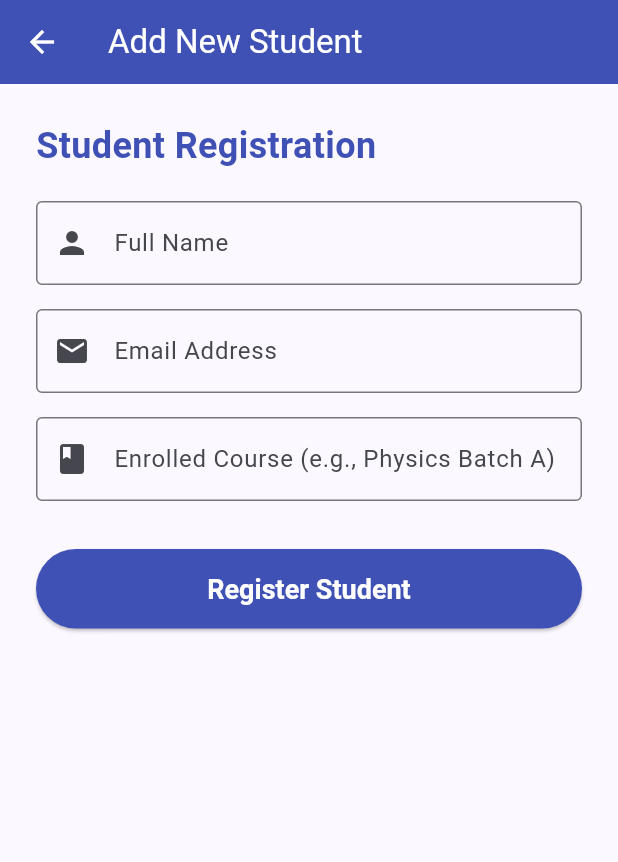
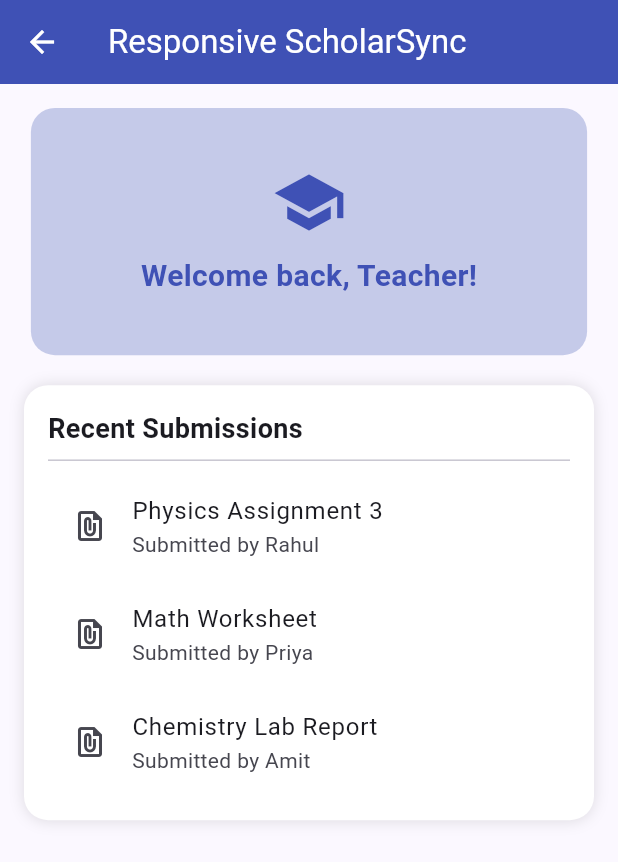
Before and after one commit to kalviumcommunity/S75-0226-SAT-Flutter-Firebase-ScholarSync, a Flutter app: the screen it shows after launch, on a phone screen of 412 x 824 dp. Shown: the top 862 px of the screen. Run offline on Flutter 3.47's test engine with Material 3 defaults, Android fonts, the phone set to English and light mode, and no system bars; our stand-ins replace firebase_auth, firebase_core; accounts and stored records are empty.

Commit message:
feat: implemented responsive design using MediaQuery and LayoutBuilder

```diff
--- a/lib/main.dart
+++ b/lib/main.dart
@@ -5,10 +5,10 @@ import 'firebase_options.dart';
 import 'screens/dashboard_screen.dart';
 import 'screens/login_screen.dart';
 import 'screens/stateless_stateful_demo.dart';
-// 1. IMPORT YOUR NEW SCREEN
 import 'screens/user_input_form.dart';
 import 'screens/material_details_screen.dart';
 import 'screens/state_management_demo.dart';
+import 'screens/responsive_dashboard_layout.dart';
 
 void main() async {
   WidgetsFlutterBinding.ensureInitialized();
@@ -32,7 +32,7 @@ class MyApp extends StatelessWidget {
       ),
 
       // 2. USE initialRoute INSTEAD OF home
-      initialRoute: '/add-student',
+      initialRoute: '/responsive',
 
       // 3. DEFINE YOUR NAMED ROUTES HERE
       routes: {
@@ -40,6 +40,7 @@ class MyApp extends StatelessWidget {
         '/': (context) => const AuthGate(),
         // Route for your new details screen
         '/material-details': (context) => const MaterialDetailsScreen(),
+        '/responsive': (context) => const ResponsiveDashboardLayout(),
         // I kept your previous demo screen here just in case you ever want to navigate to it!
         '/demo': (context) => const StatelessStatefulDemoScreen(),
         '/add-student': (context) => const UserInputForm(),
--- /dev/null
+++ b/lib/screens/responsive_dashboard_layout.dart
@@ -0,0 +1,112 @@
+import 'package:flutter/material.dart';
+
+class ResponsiveDashboardLayout extends StatelessWidget {
+  const ResponsiveDashboardLayout({super.key});
+
+  @override
+  Widget build(BuildContext context) {
+    // 1. Using MediaQuery for relative sizing of specific elements
+    var screenHeight = MediaQuery.of(context).size.height;
+    var screenWidth = MediaQuery.of(context).size.width;
+
+    return Scaffold(
+      appBar: AppBar(
+        title: const Text('Responsive ScholarSync'),
+        backgroundColor: Colors.indigo,
+        foregroundColor: Colors.white,
+      ),
+      body: LayoutBuilder(
+        builder: (context, constraints) {
+          // 2. Using LayoutBuilder to completely change the layout structure
+          if (constraints.maxWidth < 600) {
+            // 📱 MOBILE LAYOUT: Vertical Stacking
+            return SingleChildScrollView(
+              child: Padding(
+                padding: const EdgeInsets.all(16.0),
+                child: Column(
+                  children: [
+                    // Uses MediaQuery to take 90% of screen width and 20% of height
+                    _buildHeroCard(screenWidth * 0.9, screenHeight * 0.2),
+                    const SizedBox(height: 20),
+                    _buildRecentActivityList(),
+                  ],
+                ),
+              ),
+            );
+          } else {
+            // 💊 TABLET LAYOUT: Side-by-Side Panels
+            return Padding(
+              padding: const EdgeInsets.all(16.0),
+              child: Row(
+                crossAxisAlignment: CrossAxisAlignment.start,
+                children: [
+                  Expanded(
+                    flex: 1,
+                    child: Column(
+                      children: [
+                        // Adjusts relative height for the tablet view
+                        _buildHeroCard(double.infinity, screenHeight * 0.25),
+                      ],
+                    ),
+                  ),
+                  const SizedBox(width: 20),
+                  Expanded(
+                    flex: 2,
+                    child: _buildRecentActivityList(),
+                  ),
+                ],
+              ),
+            );
+          }
+        },
+      ),
+    );
+  }
+
+  // Helper Widget: Hero Card
+  Widget _buildHeroCard(double width, double height) {
+    return Container(
+      width: width,
+      height: height,
+      decoration: BoxDecoration(
+        color: Colors.indigo.shade100,
+        borderRadius: BorderRadius.circular(16),
+      ),
+      child: const Center(
+        child: Column(
+          mainAxisAlignment: MainAxisAlignment.center,
+          children: [
+            Icon(Icons.school, size: 50, color: Colors.indigo),
+            SizedBox(height: 10),
+            Text(
+              'Welcome back, Teacher!',
+              style: TextStyle(fontSize: 20, fontWeight: FontWeight.bold, color: Colors.indigo)
+            ),
+          ],
+        ),
+      ),
+    );
+  }
+
+  // Helper Widget: Activity List
+  Widget _buildRecentActivityList() {
+    return Container(
+      padding: const EdgeInsets.all(16),
+      decoration: BoxDecoration(
+        color: Colors.white,
+        borderRadius: BorderRadius.circular(16),
+        boxShadow: const [BoxShadow(color: Colors.black12, blurRadius: 8)],
+      ),
+      child: Column(
+        crossAxisAlignment: CrossAxisAlignment.start,
+        children: [
+          const Text('Recent Submissions', style: TextStyle(fontSize: 18, fontWeight: FontWeight.bold)),
+          const Divider(),
+          const ListTile(leading: Icon(Icons.file_present), title: Text('Physics Assignment 3'), subtitle: Text('Submitted by Rahul')),
+          const ListTile(leading: Icon(Icons.file_present), title: Text('Math Worksheet'), subtitle: Text('Submitted by Priya')),
+          const ListTile(leading: Icon(Icons.file_present), title: Text('Chemistry Lab Report'), subtitle: Text('Submitted by Amit')),
+        ],
+      ),
+    );
+  }
+}
```
Also changed, not shown: 1 other file.
